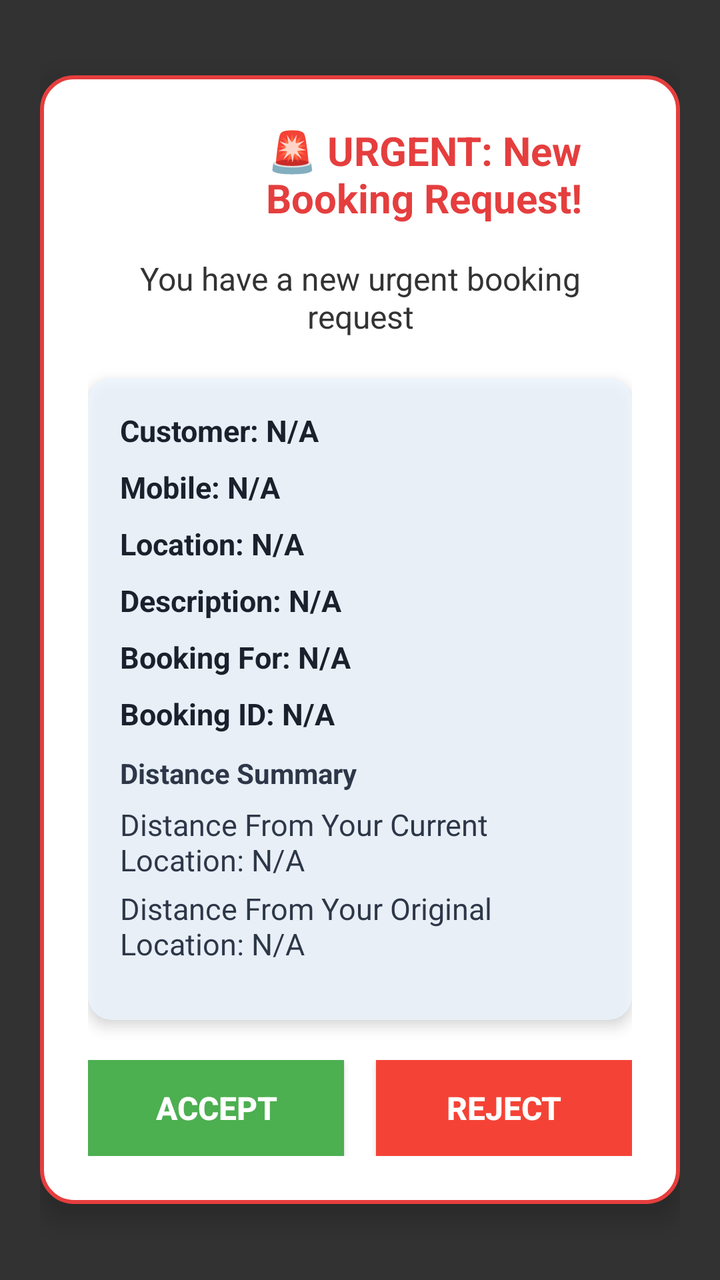
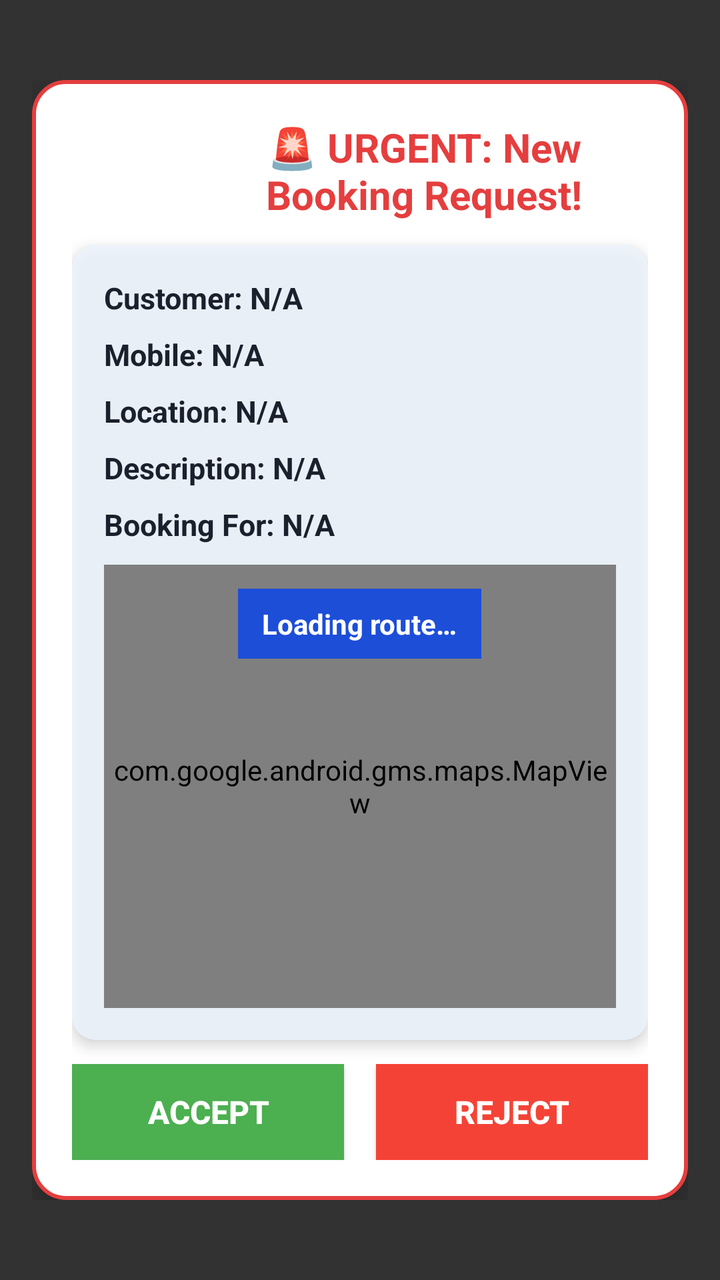

Compare the two renders of this Android layout. The source of the first and the diff that turns it into the second are given below.
<!-- AndroidManifest.xml: application theme AppTheme -->
<!-- res/layout/overlay_fullscreen_notification.xml -->
<?xml version="1.0" encoding="utf-8"?>
<LinearLayout xmlns:android="http://schemas.android.com/apk/res/android"
    android:layout_width="match_parent"
    android:layout_height="match_parent"
    android:orientation="vertical"
    android:background="#CC000000"
    android:gravity="center"
    android:padding="20dp">

    
    <LinearLayout
        android:layout_width="match_parent"
        android:layout_height="wrap_content"
        android:orientation="vertical"
        android:background="@drawable/overlay_notification_background"
        android:padding="24dp"
        android:elevation="8dp">

        
        <LinearLayout
            android:layout_width="match_parent"
            android:layout_height="wrap_content"
            android:orientation="horizontal"
            android:gravity="center_vertical"
            android:layout_marginBottom="16dp">

            <ImageView
                android:id="@+id/overlay_icon"
                android:layout_width="48dp"
                android:layout_height="48dp"
                android:src="@mipmap/ic_launcher"
                android:layout_marginEnd="16dp" />

            <TextView
                android:id="@+id/overlay_title"
                android:layout_width="0dp"
                android:layout_height="wrap_content"
                android:layout_weight="1"
                android:text="🚨 URGENT: New Booking Request!"
                android:textSize="20sp"
                android:textStyle="bold"
                android:textColor="#E53E3E"
                android:gravity="center" />

        </LinearLayout>

        
        <TextView
            android:id="@+id/overlay_body"
            android:layout_width="match_parent"
            android:layout_height="wrap_content"
            android:text="You have a new urgent booking request"
            android:textSize="16sp"
            android:textColor="#333333"
            android:layout_marginBottom="20dp"
            android:gravity="center" />

        
        <LinearLayout
            android:layout_width="match_parent"
            android:layout_height="wrap_content"
            android:orientation="vertical"
            android:background="@drawable/booking_details_background"
            android:padding="16dp"
            android:layout_marginBottom="20dp"
            android:elevation="4dp">

            <TextView
                android:id="@+id/booking_customer_name"
                android:layout_width="match_parent"
                android:layout_height="wrap_content"
                android:text="Customer: N/A"
                android:textSize="15sp"
                android:textColor="#1A202C"
                android:textStyle="bold"
                android:layout_marginBottom="8dp" />

            <TextView
                android:id="@+id/booking_customer_mobile"
                android:layout_width="match_parent"
                android:layout_height="wrap_content"
                android:text="Mobile: N/A"
                android:textSize="15sp"
                android:textColor="#1A202C"
                android:textStyle="bold"
                android:layout_marginBottom="8dp" />

            <TextView
                android:id="@+id/booking_work_address"
                android:layout_width="match_parent"
                android:layout_height="wrap_content"
                android:text="Location: N/A"
                android:textSize="15sp"
                android:textColor="#1A202C"
                android:textStyle="bold"
                android:layout_marginBottom="8dp" />

            <TextView
                android:id="@+id/booking_work_description"
                android:layout_width="match_parent"
                android:layout_height="wrap_content"
                android:text="Description: N/A"
                android:textSize="15sp"
                android:textColor="#1A202C"
                android:textStyle="bold"
                android:layout_marginBottom="8dp" />

            <TextView
                android:id="@+id/booking_time"
                android:layout_width="match_parent"
                android:layout_height="wrap_content"
                android:text="Booking For: N/A"
                android:textSize="15sp"
                android:textColor="#1A202C"
                android:textStyle="bold"
                android:layout_marginBottom="8dp" />

            <TextView
                android:id="@+id/booking_id"
                android:layout_width="match_parent"
                android:layout_height="wrap_content"
                android:text="Booking ID: N/A"
                android:textSize="15sp"
                android:textColor="#1A202C"
                android:textStyle="bold"
                android:layout_marginBottom="2dp" />

            <LinearLayout
                android:id="@+id/booking_distance_container"
                android:layout_width="match_parent"
                android:layout_height="wrap_content"
                android:orientation="vertical"
                android:paddingTop="8dp"
                android:paddingBottom="12dp"
                android:paddingEnd="12dp"
                android:paddingStart="0dp"
                android:layout_marginTop="0dp">

                <TextView
                    android:id="@+id/booking_distance_title"
                    android:layout_width="wrap_content"
                    android:layout_height="wrap_content"
                    android:text="Distance Summary"
                    android:textStyle="bold"
                    android:textColor="#2D3748"
                    android:textSize="14sp"
                    android:layout_marginBottom="6dp" />

                <TextView
                    android:id="@+id/booking_work_distance"
                    android:layout_width="match_parent"
                    android:layout_height="wrap_content"
                    android:text="Distance From Your Current Location: N/A"
                    android:textSize="15sp"
                    android:textColor="#2D3748"
                    android:layout_marginBottom="4dp" />

                <TextView
                    android:id="@+id/booking_work_original_distance"
                    android:layout_width="match_parent"
                    android:layout_height="wrap_content"
                    android:text="Distance From Your Original Location: N/A"
                    android:textSize="15sp"
                    android:textColor="#2D3748" />

            </LinearLayout>

        </LinearLayout>

        
        <LinearLayout
            android:layout_width="match_parent"
            android:layout_height="wrap_content"
            android:orientation="horizontal"
            android:gravity="center">

            <Button
                android:id="@+id/btn_accept"
                android:layout_width="0dp"
                android:layout_height="wrap_content"
                android:layout_weight="1"
                android:text="ACCEPT"
                android:textColor="#FFFFFF"
                android:background="#4CAF50"
                android:layout_marginEnd="8dp"
                android:textStyle="bold"
                android:textSize="16sp"
                android:padding="12dp" />

            <Button
                android:id="@+id/btn_reject"
                android:layout_width="0dp"
                android:layout_height="wrap_content"
                android:layout_weight="1"
                android:text="REJECT"
                android:textColor="#FFFFFF"
                android:background="#F44336"
                android:layout_marginStart="8dp"
                android:textStyle="bold"
                android:textSize="16sp"
                android:padding="12dp" />

        </LinearLayout>


    </LinearLayout>

</LinearLayout>
<!-- resources referenced by this layout -->
<resources>
  <!-- drawable booking_details_background (drawable) -->
  <?xml version="1.0" encoding="utf-8"?>
  <shape xmlns:android="http://schemas.android.com/apk/res/android"
      android:shape="rectangle">
      <solid android:color="#d0edf6ff" />
      <corners android:radius="12dp" />
  </shape>
  <!-- drawable overlay_notification_background (drawable) -->
  <?xml version="1.0" encoding="utf-8"?>
  <shape xmlns:android="http://schemas.android.com/apk/res/android"
      android:shape="rectangle">
      
      <solid android:color="#FFFFFF" />
      
      <corners android:radius="16dp" />
      
      <stroke
          android:width="2dp"
          android:color="#E53E3E" />
          
  </shape>
  <!-- mipmap ic_launcher (mipmap-anydpi-v26) -->
  <?xml version="1.0" encoding="utf-8"?>
  <adaptive-icon xmlns:android="http://schemas.android.com/apk/res/android">
      <background android:drawable="@color/iconBackground"/>
      <foreground android:drawable="@mipmap/ic_launcher_foreground"/>
  </adaptive-icon>
  <style name="AppTheme" parent="Theme.AppCompat.DayNight.NoActionBar">
      <item name="android:editTextBackground">@drawable/rn_edit_text_material</item>
      <item name="android:windowOptOutEdgeToEdgeEnforcement" tools:targetApi="35">true</item>
      <item name="colorPrimary">@color/colorPrimary</item>
      <item name="android:statusBarColor">#ffffff</item>
    </style>
  <color name="iconBackground">#ffffff</color>
  <!-- drawable rn_edit_text_material (drawable) -->
  <?xml version="1.0" encoding="utf-8"?>
  <inset xmlns:android="http://schemas.android.com/apk/res/android"
         android:insetLeft="@dimen/abc_edit_text_inset_horizontal_material"
         android:insetRight="@dimen/abc_edit_text_inset_horizontal_material"
         android:insetTop="@dimen/abc_edit_text_inset_top_material"
         android:insetBottom="@dimen/abc_edit_text_inset_bottom_material"
         >
  
      <selector>
          
          <item android:state_enabled="false" android:drawable="@drawable/abc_textfield_default_mtrl_alpha"/>
          <item android:drawable="@drawable/abc_textfield_activated_mtrl_alpha"/>
      </selector>
  
  </inset>
  <color name="colorPrimary">#023c69</color>
</resources>

<!-- the commit's change to res/layout/overlay_fullscreen_notification.xml (unified diff, before → after) -->
@@ -5,15 +5,18 @@
     android:orientation="vertical"
     android:background="#CC000000"
     android:gravity="center"
-    android:padding="20dp">
+    android:paddingLeft="16dp"
+    android:paddingRight="16dp"
+    android:paddingTop="40dp"
+    android:paddingBottom="40dp">
 
     
     <LinearLayout
         android:layout_width="match_parent"
-        android:layout_height="wrap_content"
+        android:layout_height="match_parent"
         android:orientation="vertical"
         android:background="@drawable/overlay_notification_background"
-        android:padding="24dp"
+        android:padding="20dp"
         android:elevation="8dp">
 
         
@@ -22,7 +25,7 @@
             android:layout_height="wrap_content"
             android:orientation="horizontal"
             android:gravity="center_vertical"
-            android:layout_marginBottom="16dp">
+            android:layout_marginBottom="12dp">
 
             <ImageView
                 android:id="@+id/overlay_icon"
@@ -47,22 +50,19 @@
         
         <TextView
             android:id="@+id/overlay_body"
-            android:layout_width="match_parent"
-            android:layout_height="wrap_content"
-            android:text="You have a new urgent booking request"
-            android:textSize="16sp"
-            android:textColor="#333333"
-            android:layout_marginBottom="20dp"
-            android:gravity="center" />
+            android:layout_width="0dp"
+            android:layout_height="0dp"
+            android:visibility="gone" />
 
         
         <LinearLayout
             android:layout_width="match_parent"
-            android:layout_height="wrap_content"
+            android:layout_height="0dp"
+            android:layout_weight="1"
             android:orientation="vertical"
             android:background="@drawable/booking_details_background"
             android:padding="16dp"
-            android:layout_marginBottom="20dp"
+            android:layout_marginBottom="12dp"
             android:elevation="4dp">
 
             <TextView
@@ -113,56 +113,73 @@
                 android:textSize="15sp"
                 android:textColor="#1A202C"
                 android:textStyle="bold"
-                android:layout_marginBottom="8dp" />
+                android:layout_marginBottom="10dp" />
+
+            
+            <FrameLayout
+                android:id="@+id/booking_map_container"
+                android:layout_width="match_parent"
+                android:layout_height="0dp"
+                android:layout_weight="1"
+                android:background="#E2E8F0">
+
+                <com.google.android.gms.maps.MapView
+                    android:id="@+id/booking_route_map"
+                    android:layout_width="match_parent"
+                    android:layout_height="match_parent" />
+
+                <TextView
+                    android:id="@+id/booking_map_loading"
+                    android:layout_width="wrap_content"
+                    android:layout_height="wrap_content"
+                    android:layout_gravity="center_horizontal|top"
+                    android:layout_marginTop="12dp"
+                    android:text="Loading route…"
+                    android:textColor="#FFFFFF"
+                    android:textSize="14sp"
+                    android:textStyle="bold"
+                    android:background="#1D4ED8"
+                    android:paddingHorizontal="12dp"
+                    android:paddingVertical="8dp" />
+            </FrameLayout>
+
+            <TextView
+                android:id="@+id/booking_route_summary"
+                android:layout_width="0dp"
+                android:layout_height="0dp"
+                android:visibility="gone" />
 
             <TextView
                 android:id="@+id/booking_id"
-                android:layout_width="match_parent"
-                android:layout_height="wrap_content"
-                android:text="Booking ID: N/A"
-                android:textSize="15sp"
-                android:textColor="#1A202C"
-                android:textStyle="bold"
-                android:layout_marginBottom="2dp" />
-
+                android:layout_width="0dp"
+                android:layout_height="0dp"
+                android:visibility="gone" />
+
+            
             <LinearLayout
                 android:id="@+id/booking_distance_container"
-                android:layout_width="match_parent"
-                android:layout_height="wrap_content"
-                android:orientation="vertical"
-                android:paddingTop="8dp"
-                android:paddingBottom="12dp"
-                android:paddingEnd="12dp"
-                android:paddingStart="0dp"
-                android:layout_marginTop="0dp">
+                android:layout_width="0dp"
+                android:layout_height="0dp"
+                android:visibility="gone"
+                android:orientation="vertical">
 
                 <TextView
                     android:id="@+id/booking_distance_title"
                     android:layout_width="wrap_content"
                     android:layout_height="wrap_content"
-                    android:text="Distance Summary"
-                    android:textStyle="bold"
-                    android:textColor="#2D3748"
-                    android:textSize="14sp"
-                    android:layout_marginBottom="6dp" />
+                    android:visibility="gone" />
 
                 <TextView
                     android:id="@+id/booking_work_distance"
-                    android:layout_width="match_parent"
-                    android:layout_height="wrap_content"
-                    android:text="Distance From Your Current Location: N/A"
-                    android:textSize="15sp"
-                    android:textColor="#2D3748"
-                    android:layout_marginBottom="4dp" />
+                    android:layout_width="wrap_content"
+                    android:layout_height="wrap_content"
+                    android:visibility="gone" />
 
                 <TextView
                     android:id="@+id/booking_work_original_distance"
-                    android:layout_width="match_parent"
-                    android:layout_height="wrap_content"
-                    android:text="Distance From Your Original Location: N/A"
-                    android:textSize="15sp"
-                    android:textColor="#2D3748" />
-
+                    android:layout_width="wrap_content"
+                    android:layout_height="wrap_content"
+                    android:visibility="gone" />
             </LinearLayout>
 
         </LinearLayout>
@@ -202,7 +219,6 @@
 
         </LinearLayout>
 
-
     </LinearLayout>
 
 </LinearLayout>
